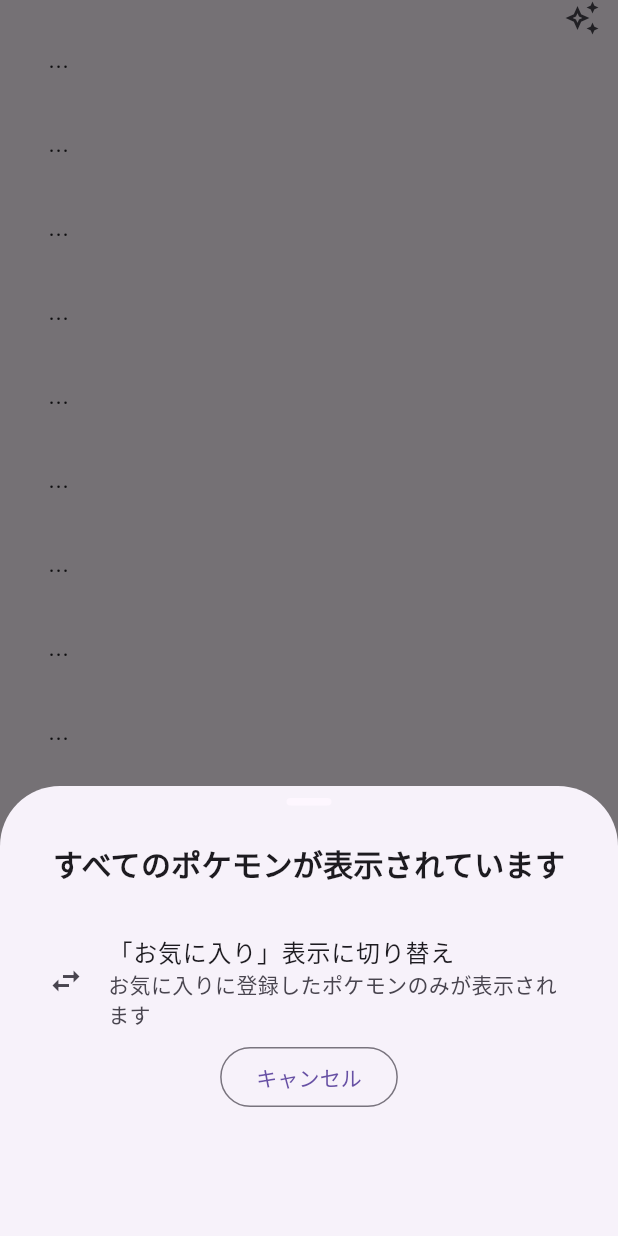
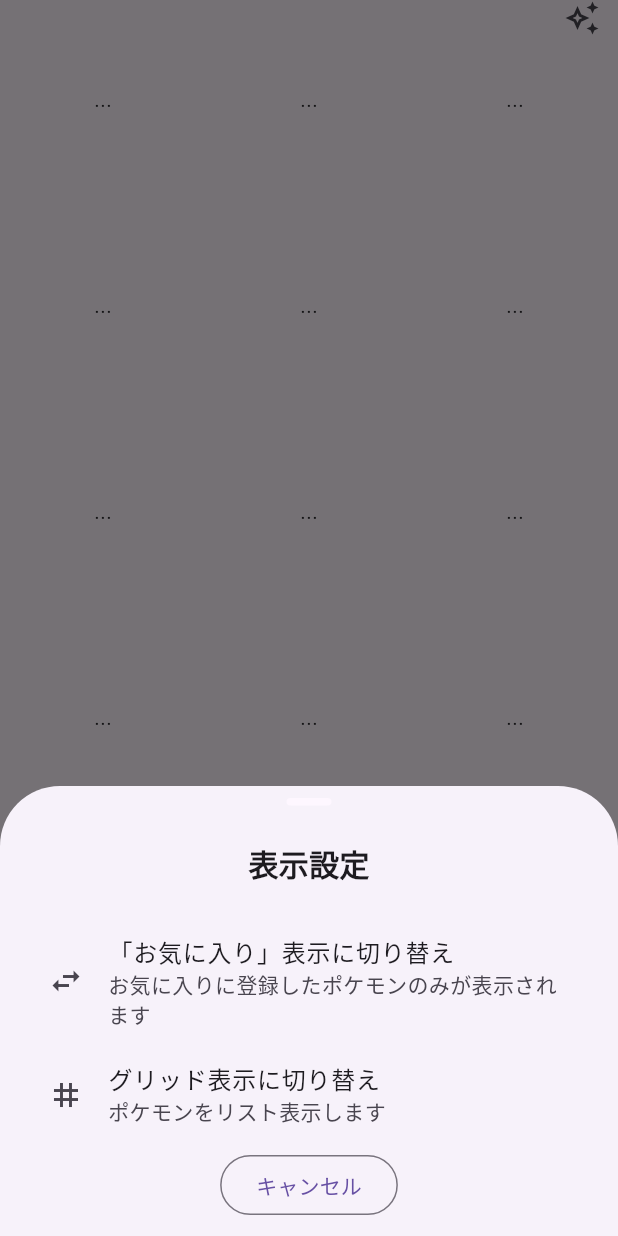
Before and after one commit to Naki-ym/flutter_pokemon, a Flutter app: the screen it shows after launch, scrolled down 576 dp, after a tap on the "auto awesome" icon, on a phone screen of 412 x 824 dp. Run offline on Flutter 3.47's test engine with Material 3 defaults, Android fonts, the phone set to English and light mode, and no system bars; our stand-ins replace shared_preferences, sqflite; accounts and stored records are empty; network calls fail.

Commit message:
feat: finish step9-1

```diff
--- /dev/null
+++ b/lib/poke_grid_item.dart
@@ -0,0 +1,54 @@
+import 'package:flutter/material.dart';
+import 'package:flutter_pokemon/models/pokemon.dart';
+import 'package:flutter_pokemon/const/pokeapi.dart';
+import 'package:flutter_pokemon/poke_detail.dart';
+
+class PokeGridItem extends StatelessWidget {
+  const PokeGridItem({super.key, required this.poke});
+  final Pokemon? poke;
+
+  @override
+  Widget build(BuildContext context) {
+    if (poke != null) {
+      return Column(
+        children: [
+          InkWell(
+            onTap: () => {
+              Navigator.of(context).push(
+                MaterialPageRoute(
+                  builder: (BuildContext context) => PokeDetail(poke: poke!),
+                ),
+              ),
+            },
+            child: Container(
+              height: 100,
+              width: 100,
+              decoration: BoxDecoration(
+                color: (pokeTypeColors[poke!.types.first] ?? Colors.grey[100])?.withOpacity(.3),
+                borderRadius: BorderRadius.circular(10),
+                image: DecorationImage(
+                  fit: BoxFit.fitWidth,
+                  image: NetworkImage(
+                    poke! .imageUrl,
+                  ),
+                ),
+              ),
+            ),
+          ),
+          Text(
+            poke!.name,
+            style: const TextStyle(fontSize: 16, fontWeight: FontWeight.bold),
+          ),
+        ],
+      );
+    } else {
+      return const SizedBox(
+        height: 100,
+        width: 100,
+        child: Center(
+          child: Text('...'),
+        )
+      );
+    }
+  }
+}
--- a/lib/poke_list.dart
+++ b/lib/poke_list.dart
@@ -4,6 +4,7 @@ import 'package:flutter_pokemon/models/pokemon.dart';
 import 'package:flutter_pokemon/models/favorite.dart';
 import 'package:flutter_pokemon/const/pokeapi.dart';
 import 'package:flutter_pokemon/poke_list_item.dart';
+import 'package:flutter_pokemon/poke_grid_item.dart';
 
 class PokeList extends StatefulWidget {
   const PokeList({super.key,});
@@ -14,6 +15,7 @@ class PokeList extends StatefulWidget {
 class _PokeListState extends State<PokeList> {
   static const int pageSize = 30;
   bool isFavoriteMode = false;
+  bool isGridMode = true;
   int _currentPage = 1;
 
   bool isLastPage(int favscount, int page) {
@@ -44,8 +46,12 @@ class _PokeListState extends State<PokeList> {
     return ret;
   }
 
-  void changeMode(bool currentMode) {
+  void changeFavMode(bool currentMode) {
     setState(() => isFavoriteMode = !currentMode);
+  }
+
+  void changeGridMode(bool currentMode) {
+    setState(() => isGridMode = !currentMode);
   }
 
   @override
@@ -60,7 +66,7 @@ class _PokeListState extends State<PokeList> {
               padding: const EdgeInsets.all(0),
               icon: const Icon(Icons.auto_awesome_outlined),
               onPressed: () async {
-                var ret = await showModalBottomSheet<bool>(
+                await showModalBottomSheet<bool>(
                   context: context,
                   shape: const RoundedRectangleBorder(
                     borderRadius: BorderRadius.only(
@@ -71,12 +77,12 @@ class _PokeListState extends State<PokeList> {
                   builder: (BuildContext context){
                     return ViewModeBottomSheet(
                       favMode: isFavoriteMode,
+                      changeFavMode: changeFavMode,
+                      gridMode: isGridMode,
+                      changeGridMode: changeGridMode,
                     );
                   },
                 );
-                if(ret != null && ret) {
-                  changeMode(isFavoriteMode);
-                }
               },
             ),
           ),
@@ -85,6 +91,38 @@ class _PokeListState extends State<PokeList> {
               builder: (context, pokes, child) {
                 if(itemCount(favs.favs.length, _currentPage) == 0) {
                   return const Text('no data');
+                } else {
+                  if(isGridMode) {
+                    return GridView.builder(
+                      gridDelegate: const SliverGridDelegateWithFixedCrossAxisCount(
+                        crossAxisCount: 3
+                      ),
+                      itemCount: itemCount(favs.favs.length, _currentPage) + (isLastPage(favs.favs.length, _currentPage) ? 0 : 1),
+                      itemBuilder: (context, index) {
+                        if (index == itemCount(favs.favs.length, _currentPage)) {
+                          return Padding(
+                            padding: const EdgeInsets.all(16),
+                            child: OutlinedButton(
+                              style: OutlinedButton.styleFrom(
+                                shape: RoundedRectangleBorder(
+                                  borderRadius: BorderRadius.circular(20),
+                                ),
+                              ),
+                              onPressed: isLastPage(favs.favs.length, _currentPage)
+                                ? null
+                                : () => {
+                                  setState(() => _currentPage++),
+                                },
+                              child: const Text('more'),
+                            ),
+                          );
+                        } else {
+                          return PokeGridItem(
+                            poke: pokes.byId(itemId(favs.favs, index)),
+                          );
+                        }
+                      }
+                    );
                   } else {
                     return ListView.builder(
                       padding: const EdgeInsets.symmetric(vertical: 4, horizontal: 16),
@@ -106,6 +144,7 @@ class _PokeListState extends State<PokeList> {
                     );
                   }
                 }
+              }
             ),
           ),
         ],
@@ -118,18 +157,20 @@ class ViewModeBottomSheet extends StatelessWidget {
   const ViewModeBottomSheet({
     super.key,
     required this.favMode,
+    required this.changeFavMode,
+    required this.gridMode,
+    required this.changeGridMode,
   });
   final bool favMode;
+  final Function(bool) changeFavMode;
+  final bool gridMode;
+  final Function(bool) changeGridMode;
 
-  String mainText(bool fav) {
-    if (fav) {
-      return 'お気に入りのポケモンが表示されています';
-    } else {
-      return 'すべてのポケモンが表示されています';
-    }
+  String mainText() {
+    return '表示設定';
   }
 
-  String menuTitle(bool fav) {
+  String menuFavTitle(bool fav) {
     if (fav) {
       return '「すべて」表示に切り替え';
     } else {
@@ -137,11 +178,27 @@ class ViewModeBottomSheet extends StatelessWidget {
     }
   }
 
-  String menuSubtitle(bool fav) {
+  String menuFavSubtitle(bool fav) {
     if (fav) {
       return 'すべてのポケモンが表示されます';
     } else {
       return 'お気に入りに登録したポケモンのみが表示されます';
+    }
+  }
+
+  String menuGridTitle(bool grid) {
+    if (grid) {
+      return 'リスト表示に切り替え';
+    } else {
+      return 'グリッド表示に切り替え';
+    }
+  }
+
+  String menuGridSubtitle(bool grid) {
+    if (grid) {
+      return 'ポケモンをグリッド表示します';
+    } else {
+      return 'ポケモンをリスト表示します';
     }
   }
 
@@ -164,7 +221,7 @@ class ViewModeBottomSheet extends StatelessWidget {
             Padding(
               padding: const EdgeInsets.symmetric(horizontal: 16, vertical: 24),
               child: Text(
-                mainText(favMode),
+                mainText(),
                 style: const TextStyle(
                   fontSize: 20,
                   fontWeight: FontWeight.bold,
@@ -174,12 +231,26 @@ class ViewModeBottomSheet extends StatelessWidget {
             ListTile(
               leading: const Icon(Icons.swap_horiz),
               title: Text(
-                menuTitle(favMode),
+                menuFavTitle(favMode),
               ),
               subtitle: Text(
-                menuSubtitle(favMode),
+                menuFavSubtitle(favMode),
               ),
               onTap: () {
+                changeFavMode(favMode);
+                Navigator.pop(context, true);
+              },
+            ),
+            ListTile(
+              leading: const Icon(Icons.grid_3x3),
+              title: Text(
+                menuGridTitle(favMode),
+              ),
+              subtitle: Text(
+                menuGridSubtitle(favMode),
+              ),
+              onTap: () {
+                changeGridMode(gridMode);
                 Navigator.pop(context, true);
               },
             ),
```
Lines whose indentation alone changed are shown as unchanged.
